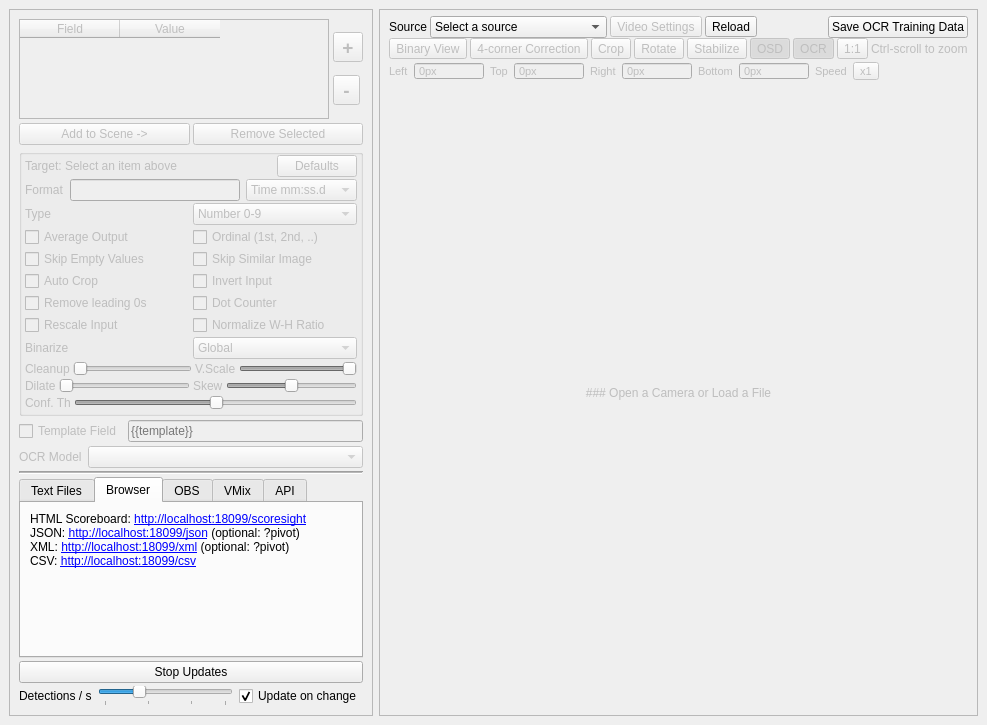
Qt form src/mainwindow.ui (locaal-ai/scoresight) before a commit.
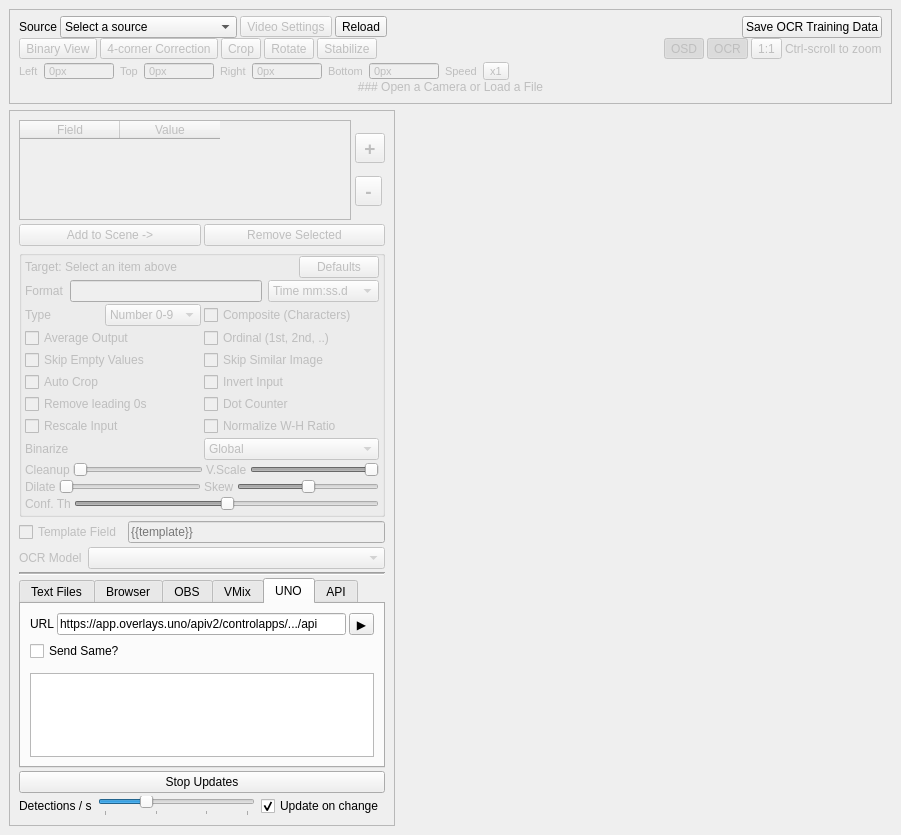
The same form after that commit. The open tabs and pages were chosen to show the change.

Commit message: Refactor: Add UNOAPI class for sending commands to UNO API

Diff of the .ui file:
```diff
--- a/src/mainwindow.ui
+++ b/src/mainwindow.ui
@@ -7,15 +7,518 @@
     <x>0</x>
     <y>0</y>
     <width>901</width>
-    <height>725</height>
+    <height>835</height>
    </rect>
   </property>
   <property name="windowTitle">
    <string>ScoreSight</string>
   </property>
   <widget class="QWidget" name="centralwidget">
-   <layout class="QFormLayout" name="formLayout">
-    <item row="0" column="0">
+   <layout class="QVBoxLayout" name="verticalLayout_7">
+    <item>
+     <widget class="QFrame" name="frame_source_view">
+      <property name="enabled">
+       <bool>true</bool>
+      </property>
+      <property name="sizePolicy">
+       <sizepolicy hsizetype="Expanding" vsizetype="Preferred">
+        <horstretch>0</horstretch>
+        <verstretch>0</verstretch>
+       </sizepolicy>
+      </property>
+      <property name="frameShape">
+       <enum>QFrame::StyledPanel</enum>
+      </property>
+      <property name="frameShadow">
+       <enum>QFrame::Raised</enum>
+      </property>
+      <layout class="QVBoxLayout" name="verticalLayout_2">
+       <property name="spacing">
+        <number>0</number>
+       </property>
+       <property name="topMargin">
+        <number>6</number>
+       </property>
+       <item>
+        <widget class="QWidget" name="widget_4" native="true">
+         <layout class="QHBoxLayout" name="horizontalLayout_4">
+          <property name="spacing">
+           <number>6</number>
+          </property>
+          <property name="leftMargin">
+           <number>0</number>
+          </property>
+          <property name="topMargin">
+           <number>0</number>
+          </property>
+          <property name="rightMargin">
+           <number>0</number>
+          </property>
+          <property name="bottomMargin">
+           <number>0</number>
+          </property>
+          <item>
+           <widget class="QWidget" name="widget_3" native="true">
+            <layout class="QHBoxLayout" name="horizontalLayout_3">
+             <property name="spacing">
+              <number>3</number>
+             </property>
+             <property name="leftMargin">
+              <number>0</number>
+             </property>
+             <property name="topMargin">
+              <number>0</number>
+             </property>
+             <property name="rightMargin">
+              <number>0</number>
+             </property>
+             <property name="bottomMargin">
+              <number>0</number>
+             </property>
+             <item>
+              <widget class="QLabel" name="label">
+               <property name="sizePolicy">
+                <sizepolicy hsizetype="Fixed" vsizetype="Preferred">
+                 <horstretch>0</horstretch>
+                 <verstretch>0</verstretch>
+                </sizepolicy>
+               </property>
+               <property name="text">
+                <string>Source</string>
+               </property>
+              </widget>
+             </item>
+             <item>
+              <widget class="QComboBox" name="comboBox_camera_source">
+               <property name="sizePolicy">
+                <sizepolicy hsizetype="Preferred" vsizetype="Fixed">
+                 <horstretch>1</horstretch>
+                 <verstretch>0</verstretch>
+                </sizepolicy>
+               </property>
+               <item>
+                <property name="text">
+                 <string>Select a source</string>
+                </property>
+               </item>
+               <item>
+                <property name="text">
+                 <string>Open a Video File</string>
+                </property>
+               </item>
+               <item>
+                <property name="text">
+                 <string>URL Source (HTTP, RTSP)</string>
+                </property>
+               </item>
+               <item>
+                <property name="text">
+                 <string>Screen Capture</string>
+                </property>
+               </item>
+              </widget>
+             </item>
+             <item>
+              <widget class="QToolButton" name="toolButton_videoSettings">
+               <property name="enabled">
+                <bool>false</bool>
+               </property>
+               <property name="text">
+                <string>Video Settings</string>
+               </property>
+              </widget>
+             </item>
+             <item>
+              <widget class="QToolButton" name="pushButton_refresh_sources">
+               <property name="toolTip">
+                <string>Refresh Sources</string>
+               </property>
+               <property name="text">
+                <string>Reload</string>
+               </property>
+              </widget>
+             </item>
+            </layout>
+           </widget>
+          </item>
+          <item>
+           <spacer name="horizontalSpacer">
+            <property name="orientation">
+             <enum>Qt::Horizontal</enum>
+            </property>
+            <property name="sizeHint" stdset="0">
+             <size>
+              <width>40</width>
+              <height>20</height>
+             </size>
+            </property>
+           </spacer>
+          </item>
+          <item>
+           <widget class="QPushButton" name="pushButton_saveOCRTrainingData">
+            <property name="text">
+             <string>Save OCR Training Data</string>
+            </property>
+            <property name="checkable">
+             <bool>true</bool>
+            </property>
+           </widget>
+          </item>
+         </layout>
+        </widget>
+       </item>
+       <item>
+        <widget class="QWidget" name="widget_viewTools" native="true">
+         <property name="enabled">
+          <bool>false</bool>
+         </property>
+         <layout class="QHBoxLayout" name="horizontalLayout_10">
+          <property name="spacing">
+           <number>3</number>
+          </property>
+          <property name="leftMargin">
+           <number>0</number>
+          </property>
+          <property name="topMargin">
+           <number>0</number>
+          </property>
+          <property name="rightMargin">
+           <number>0</number>
+          </property>
+          <property name="bottomMargin">
+           <number>3</number>
+          </property>
+          <item>
+           <widget class="QToolButton" name="pushButton_binary">
+            <property name="text">
+             <string>Binary View</string>
+            </property>
+            <property name="checkable">
+             <bool>true</bool>
+            </property>
+           </widget>
+          </item>
+          <item>
+           <widget class="QToolButton" name="pushButton_fourCorner">
+            <property name="text">
+             <string>4-corner Correction</string>
+            </property>
+            <property name="checkable">
+             <bool>true</bool>
+            </property>
+           </widget>
+          </item>
+          <item>
+           <widget class="QToolButton" name="toolButton_topCrop">
+            <property name="toolTip">
+             <string>Apply cropping to the entire image</string>
+            </property>
+            <property name="text">
+             <string>Crop</string>
+            </property>
+            <property name="checkable">
+             <bool>true</bool>
+            </property>
+           </widget>
+          </item>
+          <item>
+           <widget class="QToolButton" name="toolButton_rotate">
+            <property name="text">
+             <string>Rotate</string>
+            </property>
+           </widget>
+          </item>
+          <item>
+           <widget class="QToolButton" name="pushButton_stabilize">
+            <property name="text">
+             <string>Stabilize</string>
+            </property>
+            <property name="checkable">
+             <bool>true</bool>
+            </property>
+           </widget>
+          </item>
+          <item>
+           <spacer name="horizontalSpacer_2">
+            <property name="orientation">
+             <enum>Qt::Horizontal</enum>
+            </property>
+            <property name="sizeHint" stdset="0">
+             <size>
+              <width>40</width>
+              <height>20</height>
+             </size>
+            </property>
+           </spacer>
+          </item>
+          <item>
+           <widget class="QToolButton" name="toolButton_osd">
+            <property name="toolTip">
+             <string>Show Statistics</string>
+            </property>
+            <property name="text">
+             <string>OSD</string>
+            </property>
+            <property name="checkable">
+             <bool>true</bool>
+            </property>
+            <property name="checked">
+             <bool>true</bool>
+            </property>
+           </widget>
+          </item>
+          <item>
+           <widget class="QToolButton" name="toolButton_showOCRrects">
+            <property name="toolTip">
+             <string>Show OCR Detection Boxes</string>
+            </property>
+            <property name="text">
+             <string>OCR</string>
+            </property>
+            <property name="checkable">
+             <bool>true</bool>
+            </property>
+            <property name="checked">
+             <bool>true</bool>
+            </property>
+           </widget>
+          </item>
+          <item>
+           <widget class="QToolButton" name="toolButton_zoomReset">
+            <property name="toolTip">
+             <string>Reset zoom</string>
+            </property>
+            <property name="text">
+             <string>1:1</string>
+            </property>
+           </widget>
+          </item>
+          <item>
+           <widget class="QLabel" name="label_11">
+            <property name="enabled">
+             <bool>false</bool>
+            </property>
+            <property name="text">
+             <string>Ctrl-scroll to zoom</string>
+            </property>
+           </widget>
+          </item>
+         </layout>
+        </widget>
+       </item>
+       <item>
+        <widget class="QWidget" name="widget_cropPanel" native="true">
+         <property name="enabled">
+          <bool>false</bool>
+         </property>
+         <property name="maximumSize">
+          <size>
+           <width>16777215</width>
+           <height>18</height>
+          </size>
+         </property>
+         <property name="font">
+          <font>
+           <pointsize>8</pointsize>
+          </font>
+         </property>
+         <layout class="QHBoxLayout" name="horizontalLayout_26">
+          <property name="leftMargin">
+           <number>0</number>
+          </property>
+          <property name="topMargin">
+           <number>0</number>
+          </property>
+          <property name="rightMargin">
+           <number>0</number>
+          </property>
+          <property name="bottomMargin">
+           <number>0</number>
+          </property>
+          <item>
+           <widget class="QLabel" name="label_16">
+            <property name="text">
+             <string>Left</string>
+            </property>
+           </widget>
+          </item>
+          <item>
+           <widget class="QSpinBox" name="spinBox_leftCrop">
+            <property name="minimumSize">
+             <size>
+              <width>70</width>
+              <height>0</height>
+             </size>
+            </property>
+            <property name="buttonSymbols">
+             <enum>QAbstractSpinBox::NoButtons</enum>
+            </property>
+            <property name="suffix">
+             <string>px</string>
+            </property>
+            <property name="maximum">
+             <number>999</number>
+            </property>
+           </widget>
+          </item>
+          <item>
+           <widget class="QLabel" name="label_17">
+            <property name="text">
+             <string>Top</string>
+            </property>
+           </widget>
+          </item>
+          <item>
+           <widget class="QSpinBox" name="spinBox_topCrop">
+            <property name="minimumSize">
+             <size>
+              <width>70</width>
+              <height>0</height>
+             </size>
+            </property>
+            <property name="buttonSymbols">
+             <enum>QAbstractSpinBox::NoButtons</enum>
+            </property>
+            <property name="suffix">
+             <string>px</string>
+            </property>
+            <property name="maximum">
+             <number>999</number>
+            </property>
+           </widget>
+          </item>
+          <item>
+           <widget class="QLabel" name="label_18">
+            <property name="text">
+             <string>Right</string>
+            </property>
+           </widget>
+          </item>
+          <item>
+           <widget class="QSpinBox" name="spinBox_rightCrop">
+            <property name="minimumSize">
+             <size>
+              <width>70</width>
+              <height>0</height>
+             </size>
+            </property>
+            <property name="buttonSymbols">
+             <enum>QAbstractSpinBox::NoButtons</enum>
+            </property>
+            <property name="suffix">
+             <string>px</string>
+            </property>
+            <property name="maximum">
+             <number>999</number>
+            </property>
+           </widget>
+          </item>
+          <item>
+           <widget class="QLabel" name="label_19">
+            <property name="text">
+             <string>Bottom</string>
+            </property>
+           </widget>
+          </item>
+          <item>
+           <widget class="QSpinBox" name="spinBox_bottomCrop">
+            <property name="minimumSize">
+             <size>
+              <width>70</width>
+              <height>0</height>
+             </size>
+            </property>
+            <property name="buttonSymbols">
+             <enum>QAbstractSpinBox::NoButtons</enum>
+            </property>
+            <property name="suffix">
+             <string>px</string>
+            </property>
+            <property name="maximum">
+             <number>999</number>
+            </property>
+           </widget>
+          </item>
+          <item>
+           <widget class="QLabel" name="label_22">
+            <property name="text">
+             <string>Speed</string>
+            </property>
+           </widget>
+          </item>
+          <item>
+           <widget class="QToolButton" name="toolButton_speed">
+            <property name="text">
+             <string>x1</string>
+            </property>
+           </widget>
+          </item>
+          <item>
+           <spacer name="horizontalSpacer_4">
+            <property name="orientation">
+             <enum>Qt::Horizontal</enum>
+            </property>
+            <property name="sizeHint" stdset="0">
+             <size>
+              <width>40</width>
+              <height>20</height>
+             </size>
+            </property>
+           </spacer>
+          </item>
+         </layout>
+        </widget>
+       </item>
+       <item>
+        <widget class="QFrame" name="frame_for_source_view_label">
+         <property name="enabled">
+          <bool>true</bool>
+         </property>
+         <property name="sizePolicy">
+          <sizepolicy hsizetype="Preferred" vsizetype="Expanding">
+           <horstretch>0</horstretch>
+           <verstretch>0</verstretch>
+          </sizepolicy>
+         </property>
+         <layout class="QGridLayout" name="gridLayout">
+          <property name="sizeConstraint">
+           <enum>QLayout::SetMaximumSize</enum>
+          </property>
+          <property name="leftMargin">
+           <number>0</number>
+          </property>
+          <property name="topMargin">
+           <number>0</number>
+          </property>
+          <property name="rightMargin">
+           <number>0</number>
+          </property>
+          <property name="bottomMargin">
+           <number>0</number>
+          </property>
+          <item row="0" column="0">
+           <widget class="QLabel" name="label_12">
+            <property name="enabled">
+             <bool>false</bool>
+            </property>
+            <property name="text">
+             <string>### Open a Camera or Load a File</string>
+            </property>
+            <property name="textFormat">
+             <enum>Qt::MarkdownText</enum>
+            </property>
+            <property name="alignment">
+             <set>Qt::AlignCenter</set>
+            </property>
+           </widget>
+          </item>
+         </layout>
+        </widget>
+       </item>
+      </layout>
+     </widget>
+    </item>
+    <item>
      <widget class="QFrame" name="frame">
       <property name="sizePolicy">
        <sizepolicy hsizetype="Fixed" vsizetype="Preferred">
@@ -448,29 +951,54 @@
                  <number>0</number>
                 </property>
                 <item>
-                 <widget class="QLabel" name="label_13">
-                  <property name="text">
-                   <string>Type</string>
-                  </property>
+                 <widget class="QWidget" name="widget_25" native="true">
+                  <layout class="QHBoxLayout" name="horizontalLayout_28">
+                   <property name="leftMargin">
+                    <number>0</number>
+                   </property>
+                   <property name="topMargin">
+                    <number>0</number>
+                   </property>
+                   <property name="rightMargin">
+                    <number>0</number>
+                   </property>
+                   <property name="bottomMargin">
+                    <number>0</number>
+                   </property>
+                   <item>
+                    <widget class="QLabel" name="label_13">
+                     <property name="text">
+                      <string>Type</string>
+                     </property>
+                    </widget>
+                   </item>
+                   <item>
+                    <widget class="QComboBox" name="comboBox_fieldType">
+                     <item>
+                      <property name="text">
+                       <string>Number 0-9</string>
+                      </property>
+                     </item>
+                     <item>
+                      <property name="text">
+                       <string>Time 0-9 , . :</string>
+                      </property>
+                     </item>
+                     <item>
+                      <property name="text">
+                       <string>Text</string>
+                      </property>
+                     </item>
+                    </widget>
+                   </item>
+                  </layout>
                  </widget>
                 </item>
                 <item>
-                 <widget class="QComboBox" name="comboBox_fieldType">
-                  <item>
-                   <property name="text">
-                    <string>Number 0-9</string>
-                   </property>
-                  </item>
-                  <item>
-                   <property name="text">
-                    <string>Time 0-9 , . :</string>
-                   </property>
-                  </item>
-                  <item>
-                   <property name="text">
-                    <string>Text</string>
-                   </property>
-                  </item>
+                 <widget class="QCheckBox" name="checkBox_compositeBox">
+                  <property name="text">
+                   <string>Composite (Characters)</string>
+                  </property>
                  </widget>
                 </item>
                </layout>
@@ -1184,7 +1712,7 @@
            <item alignment="Qt::AlignTop">
             <widget class="QLabel" name="label_8">
              <property name="text">
-              <string>&lt;html&gt;&lt;head/&gt;&lt;body&gt;&lt;p&gt;HTML Scoreboard: &lt;a href=&quot;http://localhost:18099/scoresight&quot;&gt;&lt;span style=&quot; text-decoration: underline; color:#0000ff;&quot;&gt;http://localhost:18099/scoresight&lt;br/&gt;&lt;/span&gt;&lt;/a&gt;JSON: &lt;a href=&quot;http://localhost:18099/json&quot;&gt;&lt;span style=&quot; text-decoration: underline; color:#0000ff;&quot;&gt;http://localhost:18099/json&lt;/span&gt;&lt;/a&gt; (optional: ?pivot)&lt;br/&gt;XML: &lt;a href=&quot;http://localhost:18099/xml&quot;&gt;&lt;span style=&quot; text-decoration: underline; color:#0000ff;&quot;&gt;http://localhost:18099/xml&lt;/span&gt;&lt;/a&gt; (optional: ?pivot)&lt;br/&gt;CSV: &lt;a href=&quot;http://localhost:18099/csv&quot;&gt;&lt;span style=&quot; text-decoration: underline; color:#0000ff;&quot;&gt;http://localhost:18099/csv&lt;/span&gt;&lt;/a&gt;&lt;/p&gt;&lt;/body&gt;&lt;/html&gt;</string>
+              <string>&lt;html&gt;&lt;head/&gt;&lt;body&gt;&lt;p&gt;Use these endpoints in external software to get live data updates&lt;/p&gt;&lt;p&gt;HTML Scoreboard: &lt;a href=&quot;http://localhost:18099/scoresight&quot;&gt;&lt;span style=&quot; text-decoration: underline; color:#0000ff;&quot;&gt;http://localhost:18099/scoresight&lt;br/&gt;&lt;/span&gt;&lt;/a&gt;JSON: &lt;a href=&quot;http://localhost:18099/json&quot;&gt;&lt;span style=&quot; text-decoration: underline; color:#0000ff;&quot;&gt;http://localhost:18099/json&lt;/span&gt;&lt;/a&gt; (optional: ?pivot)&lt;br/&gt;XML: &lt;a href=&quot;http://localhost:18099/xml&quot;&gt;&lt;span style=&quot; text-decoration: underline; color:#0000ff;&quot;&gt;http://localhost:18099/xml&lt;/span&gt;&lt;/a&gt; (optional: ?pivot)&lt;br/&gt;CSV: &lt;a href=&quot;http://localhost:18099/csv&quot;&gt;&lt;span style=&quot; text-decoration: underline; color:#0000ff;&quot;&gt;http://localhost:18099/csv&lt;/span&gt;&lt;/a&gt;&lt;/p&gt;&lt;/body&gt;&lt;/html&gt;</string>
              </property>
              <property name="textFormat">
               <enum>Qt::RichText</enum>
@@ -1431,6 +1959,115 @@
            </item>
           </layout>
          </widget>
+         <widget class="QWidget" name="tab_uno">
+          <attribute name="title">
+           <string>UNO</string>
+          </attribute>
+          <layout class="QGridLayout" name="gridLayout_5">
+           <item row="0" column="0">
+            <layout class="QVBoxLayout" name="verticalLayout_8">
+             <property name="leftMargin">
+              <number>0</number>
+             </property>
+             <property name="topMargin">
+              <number>0</number>
+             </property>
+             <property name="rightMargin">
+              <number>0</number>
+             </property>
+             <property name="bottomMargin">
+              <number>0</number>
+             </property>
+             <item>
+              <widget class="QWidget" name="connectionWidget_2" native="true">
+               <layout class="QHBoxLayout" name="horizontalLayout_29">
+                <property name="spacing">
+                 <number>3</number>
+                </property>
+                <property name="leftMargin">
+                 <number>0</number>
+                </property>
+                <property name="topMargin">
+                 <number>0</number>
+                </property>
+                <property name="rightMargin">
+                 <number>0</number>
+                </property>
+                <property name="bottomMargin">
+                 <number>0</number>
+                </property>
+                <item>
+                 <widget class="QLabel" name="connectionLabel_2">
+                  <property name="text">
+                   <string>URL</string>
+                  </property>
+                 </widget>
+                </item>
+                <item>
+                 <widget class="QLineEdit" name="lineEdit_unoUrl">
+                  <property name="text">
+                   <string>https://app.overlays.uno/apiv2/controlapps/.../api</string>
+                  </property>
+                 </widget>
+                </item>
+                <item>
+                 <widget class="QToolButton" name="toolButton">
+                  <property name="text">
+                   <string>▶️</string>
+                  </property>
+                 </widget>
+                </item>
+               </layout>
+              </widget>
+             </item>
+             <item>
+              <widget class="QCheckBox" name="checkBox_uno_send_same">
+               <property name="toolTip">
+                <string>Send only new detections or also existing?</string>
+               </property>
+               <property name="text">
+                <string>Send Same?</string>
+               </property>
+              </widget>
+             </item>
+             <item>
+              <widget class="QWidget" name="widget_26" native="true">
+               <property name="minimumSize">
+                <size>
+                 <width>0</width>
+                 <height>0</height>
+                </size>
+               </property>
+               <layout class="QHBoxLayout" name="horizontalLayout_30">
+                <property name="leftMargin">
+                 <number>0</number>
+                </property>
+                <property name="topMargin">
+                 <number>0</number>
+                </property>
+                <property name="rightMargin">
+                 <number>0</number>
+                </property>
+                <property name="bottomMargin">
+                 <number>0</number>
+                </property>
+               </layout>
+              </widget>
+             </item>
+            </layout>
+           </item>
+           <item row="1" column="0">
+            <widget class="QTableView" name="tableView_vmixMapping_2">
+             <attribute name="horizontalHeaderVisible">
+              <bool>false</bool>
+             </attribute>
+             <attribute name="horizontalHeaderStretchLastSection">
+              <bool>true</bool>
+             </attribute>
+            </widget>
+           </item>
+          </layout>
+         </widget>
          <widget class="QWidget" name="tab_api">
           <attribute name="title">
            <string>API</string>
@@ -1642,509 +2279,6 @@
       </layout>
      </widget>
     </item>
-    <item row="0" column="1">
-     <widget class="QFrame" name="frame_source_view">
-      <property name="enabled">
-       <bool>true</bool>
-      </property>
-      <property name="sizePolicy">
-       <sizepolicy hsizetype="Expanding" vsizetype="Preferred">
-        <horstretch>0</horstretch>
-        <verstretch>0</verstretch>
-       </sizepolicy>
-      </property>
-      <property name="frameShape">
-       <enum>QFrame::StyledPanel</enum>
-      </property>
-      <property name="frameShadow">
-       <enum>QFrame::Raised</enum>
-      </property>
-      <layout class="QVBoxLayout" name="verticalLayout_2">
-       <property name="spacing">
-        <number>0</number>
-       </property>
-       <property name="topMargin">
-        <number>6</number>
-       </property>
-       <item>
-        <widget class="QWidget" name="widget_4" native="true">
-         <layout class="QHBoxLayout" name="horizontalLayout_4">
-          <property name="spacing">
-           <number>6</number>
-          </property>
-          <property name="leftMargin">
-           <number>0</number>
-          </property>
-          <property name="topMargin">
-           <number>0</number>
-          </property>
-          <property name="rightMargin">
-           <number>0</number>
-          </property>
-          <property name="bottomMargin">
-           <number>0</number>
-          </property>
-          <item>
-           <widget class="QWidget" name="widget_3" native="true">
-            <layout class="QHBoxLayout" name="horizontalLayout_3">
-             <property name="spacing">
-              <number>3</number>
-             </property>
-             <property name="leftMargin">
-              <number>0</number>
-             </property>
-             <property name="topMargin">
-              <number>0</number>
-             </property>
-             <property name="rightMargin">
-              <number>0</number>
-             </property>
-             <property name="bottomMargin">
-              <number>0</number>
-             </property>
-             <item>
-              <widget class="QLabel" name="label">
-               <property name="sizePolicy">
-                <sizepolicy hsizetype="Fixed" vsizetype="Preferred">
-                 <horstretch>0</horstretch>
-                 <verstretch>0</verstretch>
-                </sizepolicy>
-               </property>
-               <property name="text">
-                <string>Source</string>
-               </property>
-              </widget>
-             </item>
-             <item>
-              <widget class="QComboBox" name="comboBox_camera_source">
-               <property name="sizePolicy">
-                <sizepolicy hsizetype="Preferred" vsizetype="Fixed">
-                 <horstretch>1</horstretch>
-                 <verstretch>0</verstretch>
-                </sizepolicy>
-               </property>
-               <item>
-                <property name="text">
-                 <string>Select a source</string>
-                </property>
-               </item>
-               <item>
-                <property name="text">
-                 <string>Open a Video File</string>
-                </property>
-               </item>
-               <item>
-                <property name="text">
-                 <string>URL Source (HTTP, RTSP)</string>
-                </property>
-               </item>
-               <item>
-                <property name="text">
-                 <string>Screen Capture</string>
-                </property>
-               </item>
-              </widget>
-             </item>
-             <item>
-              <widget class="QToolButton" name="toolButton_videoSettings">
-               <property name="enabled">
-                <bool>false</bool>
-               </property>
-               <property name="text">
-                <string>Video Settings</string>
-               </property>
-              </widget>
-             </item>
-             <item>
-              <widget class="QToolButton" name="pushButton_refresh_sources">
-               <property name="toolTip">
-                <string>Refresh Sources</string>
-               </property>
-               <property name="text">
-                <string>Reload</string>
-               </property>
-              </widget>
-             </item>
-            </layout>
-           </widget>
-          </item>
-          <item>
-           <spacer name="horizontalSpacer">
-            <property name="orientation">
-             <enum>Qt::Horizontal</enum>
-            </property>
-            <property name="sizeHint" stdset="0">
-             <size>
-              <width>40</width>
-              <height>20</height>
-             </size>
-            </property>
-           </spacer>
-          </item>
-          <item>
-           <widget class="QPushButton" name="pushButton_saveOCRTrainingData">
-            <property name="text">
-             <string>Save OCR Training Data</string>
-            </property>
-            <property name="checkable">
-             <bool>true</bool>
-            </property>
-           </widget>
-          </item>
-         </layout>
-        </widget>
-       </item>
-       <item>
-        <widget class="QWidget" name="widget_viewTools" native="true">
-         <property name="enabled">
-          <bool>false</bool>
-         </property>
-         <layout class="QHBoxLayout" name="horizontalLayout_10">
-          <property name="spacing">
-           <number>3</number>
-          </property>
-          <property name="leftMargin">
-           <number>0</number>
-          </property>
-          <property name="topMargin">
-           <number>0</number>
-          </property>
-          <property name="rightMargin">
-           <number>0</number>
-          </property>
-          <property name="bottomMargin">
-           <number>3</number>
-          </property>
-          <item>
-           <widget class="QToolButton" name="pushButton_binary">
-            <property name="text">
-             <string>Binary View</string>
-            </property>
-            <property name="checkable">
-             <bool>true</bool>
-            </property>
-           </widget>
-          </item>
-          <item>
-           <widget class="QToolButton" name="pushButton_fourCorner">
-            <property name="text">
-             <string>4-corner Correction</string>
-            </property>
-            <property name="checkable">
-             <bool>true</bool>
-            </property>
-           </widget>
-          </item>
-          <item>
-           <widget class="QToolButton" name="toolButton_topCrop">
-            <property name="toolTip">
-             <string>Apply cropping to the entire image</string>
-            </property>
-            <property name="text">
-             <string>Crop</string>
-            </property>
-            <property name="checkable">
-             <bool>true</bool>
-            </property>
-           </widget>
-          </item>
-          <item>
-           <widget class="QToolButton" name="toolButton_rotate">
-            <property name="text">
-             <string>Rotate</string>
-            </property>
-           </widget>
-          </item>
-          <item>
-           <widget class="QToolButton" name="pushButton_stabilize">
-            <property name="text">
-             <string>Stabilize</string>
-            </property>
-            <property name="checkable">
-             <bool>true</bool>
-            </property>
-           </widget>
-          </item>
-          <item>
-           <spacer name="horizontalSpacer_2">
-            <property name="orientation">
-             <enum>Qt::Horizontal</enum>
-            </property>
-            <property name="sizeHint" stdset="0">
-             <size>
-              <width>40</width>
-              <height>20</height>
-             </size>
-            </property>
-           </spacer>
-          </item>
-          <item>
-           <widget class="QToolButton" name="toolButton_osd">
-            <property name="toolTip">
-             <string>Show Statistics</string>
-            </property>
-            <property name="text">
-             <string>OSD</string>
-            </property>
-            <property name="checkable">
-             <bool>true</bool>
-            </property>
-            <property name="checked">
-             <bool>true</bool>
-            </property>
-           </widget>
-          </item>
-          <item>
-           <widget class="QToolButton" name="toolButton_showOCRrects">
-            <property name="toolTip">
-             <string>Show OCR Detection Boxes</string>
-            </property>
-            <property name="text">
-             <string>OCR</string>
-            </property>
-            <property name="checkable">
-             <bool>true</bool>
-            </property>
-            <property name="checked">
-             <bool>true</bool>
-            </property>
-           </widget>
-          </item>
-          <item>
-           <widget class="QToolButton" name="toolButton_zoomReset">
-            <property name="toolTip">
-             <string>Reset zoom</string>
-            </property>
-            <property name="text">
-             <string>1:1</string>
-            </property>
-           </widget>
-          </item>
-          <item>
-           <widget class="QLabel" name="label_11">
-            <property name="enabled">
-             <bool>false</bool>
-            </property>
-            <property name="text">
-             <string>Ctrl-scroll to zoom</string>
-            </property>
-           </widget>
-          </item>
-         </layout>
-        </widget>
-       </item>
-       <item>
-        <widget class="QWidget" name="widget_cropPanel" native="true">
-         <property name="enabled">
-          <bool>false</bool>
-         </property>
-         <property name="maximumSize">
-          <size>
-           <width>16777215</width>
-           <height>18</height>
-          </size>
-         </property>
-         <property name="font">
-          <font>
-           <pointsize>8</pointsize>
-          </font>
-         </property>
-         <layout class="QHBoxLayout" name="horizontalLayout_26">
-          <property name="leftMargin">
-           <number>0</number>
-          </property>
-          <property name="topMargin">
-           <number>0</number>
-          </property>
-          <property name="rightMargin">
-           <number>0</number>
-          </property>
-          <property name="bottomMargin">
-           <number>0</number>
-          </property>
-          <item>
-           <widget class="QLabel" name="label_16">
-            <property name="text">
-             <string>Left</string>
-            </property>
-           </widget>
-          </item>
-          <item>
-           <widget class="QSpinBox" name="spinBox_leftCrop">
-            <property name="minimumSize">
-             <size>
-              <width>70</width>
-              <height>0</height>
-             </size>
-            </property>
-            <property name="buttonSymbols">
-             <enum>QAbstractSpinBox::NoButtons</enum>
-            </property>
-            <property name="suffix">
-             <string>px</string>
-            </property>
-            <property name="maximum">
-             <number>999</number>
-            </property>
-           </widget>
-          </item>
-          <item>
-           <widget class="QLabel" name="label_17">
-            <property name="text">
-             <string>Top</string>
-            </property>
-           </widget>
-          </item>
-          <item>
-           <widget class="QSpinBox" name="spinBox_topCrop">
-            <property name="minimumSize">
-             <size>
-              <width>70</width>
-              <height>0</height>
-             </size>
-            </property>
-            <property name="buttonSymbols">
-             <enum>QAbstractSpinBox::NoButtons</enum>
-            </property>
-            <property name="suffix">
-             <string>px</string>
-            </property>
-            <property name="maximum">
-             <number>999</number>
-            </property>
-           </widget>
-          </item>
-          <item>
-           <widget class="QLabel" name="label_18">
-            <property name="text">
-             <string>Right</string>
-            </property>
-           </widget>
-          </item>
-          <item>
-           <widget class="QSpinBox" name="spinBox_rightCrop">
-            <property name="minimumSize">
-             <size>
-              <width>70</width>
-              <height>0</height>
-             </size>
-            </property>
-            <property name="buttonSymbols">
-             <enum>QAbstractSpinBox::NoButtons</enum>
-            </property>
-            <property name="suffix">
-             <string>px</string>
-            </property>
-            <property name="maximum">
-             <number>999</number>
-            </property>
-           </widget>
-          </item>
-          <item>
-           <widget class="QLabel" name="label_19">
-            <property name="text">
-             <string>Bottom</string>
-            </property>
-           </widget>
-          </item>
-          <item>
-           <widget class="QSpinBox" name="spinBox_bottomCrop">
-            <property name="minimumSize">
-             <size>
-              <width>70</width>
-              <height>0</height>
-             </size>
-            </property>
-            <property name="buttonSymbols">
-             <enum>QAbstractSpinBox::NoButtons</enum>
-            </property>
-            <property name="suffix">
-             <string>px</string>
-            </property>
-            <property name="maximum">
-             <number>999</number>
-            </property>
-           </widget>
-          </item>
-          <item>
-           <widget class="QLabel" name="label_22">
-            <property name="text">
-             <string>Speed</string>
-            </property>
-           </widget>
-          </item>
-          <item>
-           <widget class="QToolButton" name="toolButton_speed">
-            <property name="text">
-             <string>x1</string>
-            </property>
-           </widget>
-          </item>
-          <item>
-           <spacer name="horizontalSpacer_4">
-            <property name="orientation">
-             <enum>Qt::Horizontal</enum>
-            </property>
-            <property name="sizeHint" stdset="0">
-             <size>
-              <width>40</width>
-              <height>20</height>
-             </size>
-            </property>
-           </spacer>
-          </item>
-         </layout>
-        </widget>
-       </item>
-       <item>
-        <widget class="QFrame" name="frame_for_source_view_label">
-         <property name="enabled">
-          <bool>true</bool>
-         </property>
-         <property name="sizePolicy">
-          <sizepolicy hsizetype="Preferred" vsizetype="Expanding">
-           <horstretch>0</horstretch>
-           <verstretch>0</verstretch>
-          </sizepolicy>
-         </property>
-         <layout class="QGridLayout" name="gridLayout">
-          <property name="sizeConstraint">
-           <enum>QLayout::SetMaximumSize</enum>
-          </property>
-          <property name="leftMargin">
-           <number>0</number>
-          </property>
-          <property name="topMargin">
-           <number>0</number>
-          </property>
-          <property name="rightMargin">
-           <number>0</number>
-          </property>
-          <property name="bottomMargin">
-           <number>0</number>
-          </property>
-          <item row="0" column="0">
-           <widget class="QLabel" name="label_12">
-            <property name="enabled">
-             <bool>false</bool>
-            </property>
-            <property name="text">
-             <string>### Open a Camera or Load a File</string>
-            </property>
-            <property name="textFormat">
-             <enum>Qt::MarkdownText</enum>
-            </property>
-            <property name="alignment">
-             <set>Qt::AlignCenter</set>
-            </property>
-           </widget>
-          </item>
-         </layout>
-        </widget>
-       </item>
-      </layout>
-     </widget>
-    </item>
    </layout>
   </widget>
   <widget class="QMenuBar" name="menubar">
```
Left out of the diff: 5 changed lines with no effect on the pictures. The commit also changes 2 other files.
